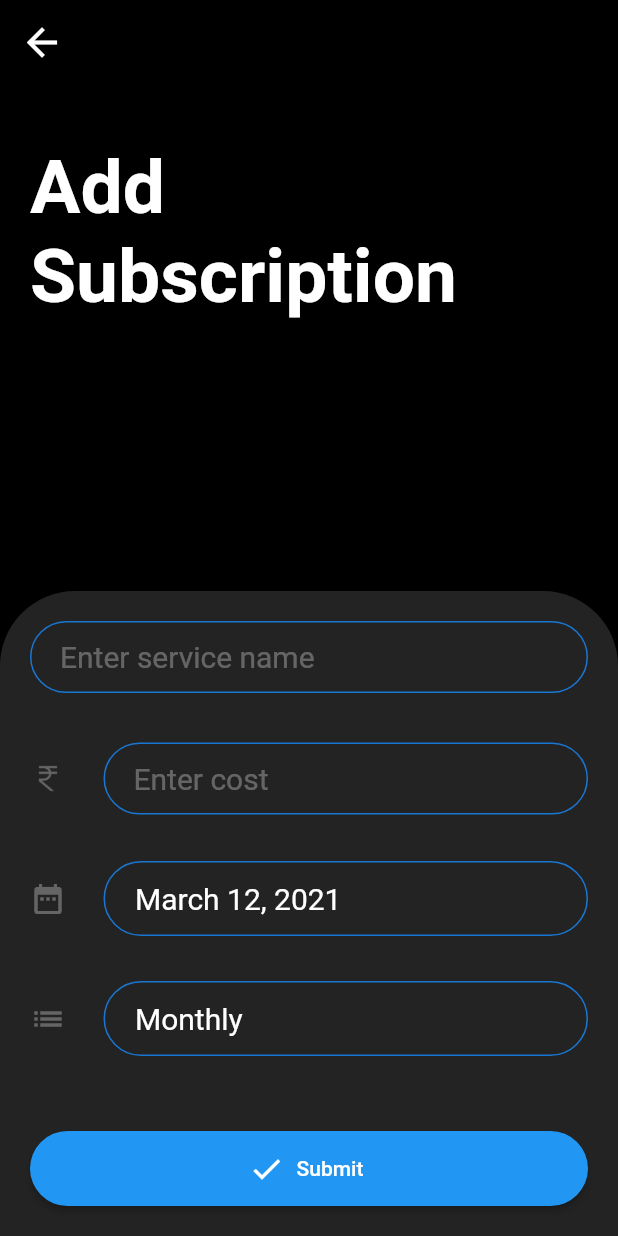
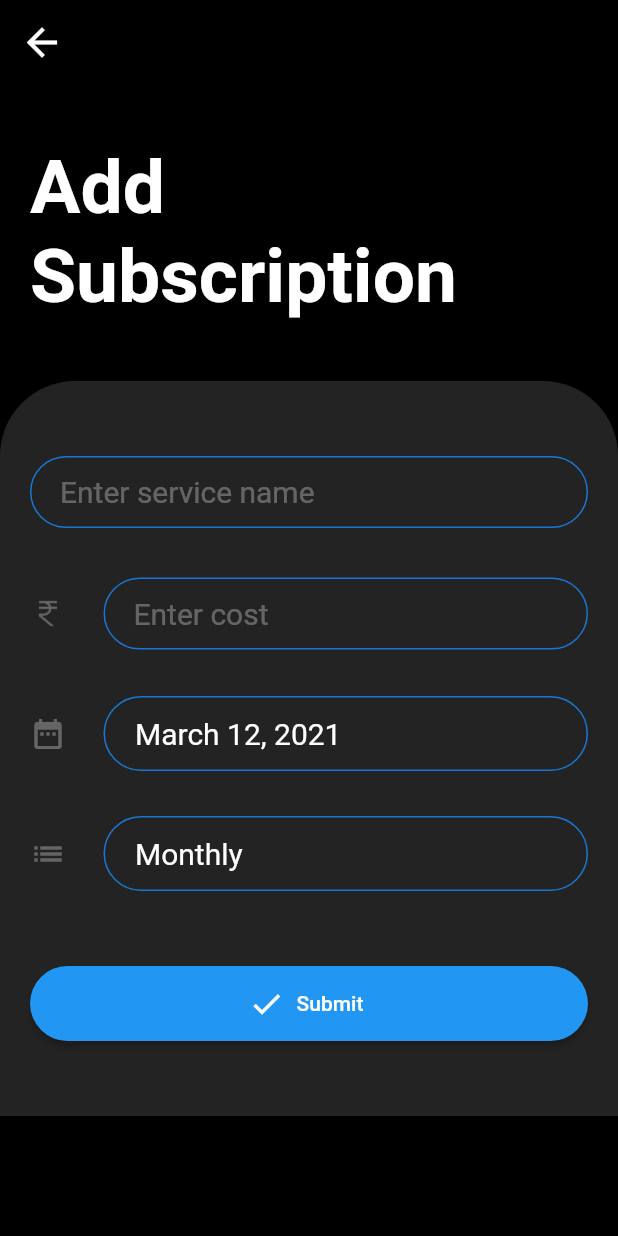
Before and after one commit to Tak1za/SubscriptionTracker, a Flutter app: the screen it shows after launch, after a tap on the "add" icon, on a phone screen of 412 x 824 dp. Run offline on Flutter 3.47's test engine with Material 2 defaults, Android fonts, the light colour scheme and no system bars; our stand-ins replace page_transition; missing offline and left inert: flutter_material_pickers.

Commit message:
Temporarily fixed screen overflow. Also fixed state management using provider

```diff
--- a/lib/main.dart
+++ b/lib/main.dart
@@ -1,5 +1,7 @@
 import 'package:flutter/material.dart';
+import 'package:provider/provider.dart';
 import 'package:subscriber/screens/home_screen.dart';
+import 'package:subscriber/state/state_manager.dart';
 
 void main() {
   runApp(MyApp());
@@ -15,6 +17,8 @@ class MyApp extends StatelessWidget {
   Widget build(BuildContext context) {
     return GestureDetector(
       onTap: () => FocusScope.of(context).requestFocus(new FocusNode()),
+      child: ChangeNotifierProvider(
+        create: (context) => StateManager(),
         child: MaterialApp(
           title: 'Subscriber',
           debugShowCheckedModeBanner: false,
@@ -26,6 +30,7 @@ class MyApp extends StatelessWidget {
           ),
           home: HomeScreen(),
         ),
+      ),
     );
   }
 }
--- a/lib/screens/add_subscription.dart
+++ b/lib/screens/add_subscription.dart
@@ -1,19 +1,10 @@
 import 'package:flutter/cupertino.dart';
 import 'package:flutter/material.dart';
-import 'package:subscriber/models/subscription.dart';
-import 'file:///D:/Development/AndroidStudioProjects/subscriber/lib/widgets/headers/add_subscription_header.dart';
 import 'package:subscriber/widgets/forms/add_subscription_form.dart';
 
-class AddSubscription extends StatefulWidget {
-  List<Subscription> subscriptions;
+import '../widgets/headers/add_subscription_header.dart';
 
-  AddSubscription({this.subscriptions});
-
-  @override
-  _AddSubscriptionState createState() => _AddSubscriptionState();
-}
-
-class _AddSubscriptionState extends State<AddSubscription> {
+class AddSubscription extends StatelessWidget {
   @override
   Widget build(BuildContext context) {
     String swipeDirection;
@@ -41,31 +32,16 @@ class _AddSubscriptionState extends State<AddSubscription> {
           centerTitle: true,
           elevation: 0.0,
         ),
-        body: Column(
-          children: <Widget>[
-            AddSubscriptionHeader(),
-            Expanded(
-              child: Container(
-                alignment: Alignment.bottomCenter,
-                child: SingleChildScrollView(
-                  child: Container(
-                    padding: EdgeInsets.fromLTRB(0.0, 0.0, 0.0, 0.0),
-                    decoration: BoxDecoration(
-                      color: Theme.of(context).scaffoldBackgroundColor,
-                      borderRadius: BorderRadius.only(
-                        topLeft: Radius.circular(50.0),
-                        topRight: Radius.circular(50.0),
-                      ),
-                    ),
-                    width: double.infinity,
-                    child: Padding(
-                        padding: EdgeInsets.all(20.0),
-                        child: AddSubscriptionForm()),
-                  ),
-                ),
-              ),
-            )
-          ],
+        body: SingleChildScrollView(
+          child: Expanded(
+            child: Column(
+              mainAxisAlignment: MainAxisAlignment.spaceBetween,
+              children: <Widget>[
+                AddSubscriptionHeader(),
+                AddSubscriptionForm(),
+              ],
+            ),
+          ),
         ),
       ),
     );
--- a/lib/screens/home_screen.dart
+++ b/lib/screens/home_screen.dart
@@ -3,24 +3,10 @@ import 'package:flutter/material.dart';
 import 'package:flutter/services.dart';
 import 'package:page_transition/page_transition.dart';
 import 'package:subscriber/screens/add_subscription.dart';
+import 'package:subscriber/widgets/all_subscriptions/all_subscriptions_list.dart';
 import 'package:subscriber/widgets/headers/all_subscriptions_header.dart';
-import 'package:subscriber/widgets/subscription_card.dart';
 
-class HomeScreen extends StatefulWidget {
-  @override
-  _HomeScreenState createState() => _HomeScreenState();
-}
-
-class _HomeScreenState extends State<HomeScreen> {
-  final List<String> _subscriptions = [
-    "Google One",
-    "Spotify",
-    "Xbox",
-    "Netflix",
-    "Amazon Prime",
-    "Hotstar",
-    "Sony Liv"
-  ];
+class HomeScreen extends StatelessWidget {
   @override
   Widget build(BuildContext context) {
     String swipeDirection;
@@ -72,17 +58,7 @@ class _HomeScreenState extends State<HomeScreen> {
         body: Column(
           children: <Widget>[
             AllSubscriptionsHeader(),
-            Expanded(
-              child: Container(
-                child: ListView.builder(
-                  scrollDirection: Axis.vertical,
-                  itemCount: _subscriptions.length,
-                  itemBuilder: (BuildContext context, int index) {
-                    return SubscriptionCard(_subscriptions[index]);
-                  },
-                ),
-              ),
-            ),
+            AllSubscriptionList(),
           ],
         ),
       ),
--- /dev/null
+++ b/lib/state/state_manager.dart
@@ -0,0 +1,13 @@
+import 'package:flutter/cupertino.dart';
+import 'package:subscriber/models/subscription.dart';
+
+class StateManager extends ChangeNotifier {
+  List<Subscription> _allSubscriptions = [];
+
+  List<Subscription> get allSubscriptions => _allSubscriptions;
+
+  void addSubscription(Subscription newSubscription) {
+    _allSubscriptions.add(newSubscription);
+    notifyListeners();
+  }
+}
--- a/lib/widgets/add_subscription/payment_date.dart
+++ b/lib/widgets/add_subscription/payment_date.dart
@@ -4,8 +4,8 @@ import 'package:intl/intl.dart';
 import 'package:subscriber/models/subscription.dart';
 
 class PaymentDate extends StatefulWidget {
-  DateTime selectedDate;
-  Subscription subscription;
+  final DateTime selectedDate;
+  final Subscription subscription;
 
   PaymentDate({
     Key key,
@@ -18,6 +18,14 @@ class PaymentDate extends StatefulWidget {
 }
 
 class _PaymentDateState extends State<PaymentDate> {
+  DateTime _selectedDate;
+
+  @override
+  void initState() {
+    _selectedDate = widget.selectedDate;
+    super.initState();
+  }
+
   @override
   Widget build(BuildContext context) {
     return Container(
@@ -47,7 +55,7 @@ class _PaymentDateState extends State<PaymentDate> {
                   borderRadius: BorderRadius.all(Radius.circular(40.0)),
                 ),
                 child: Text(
-                  DateFormat.yMMMMd().format(widget.selectedDate),
+                  DateFormat.yMMMMd().format(_selectedDate),
                   style: TextStyle(
                     fontSize: 20.0,
                     color: Colors.white,
@@ -64,14 +72,14 @@ class _PaymentDateState extends State<PaymentDate> {
   _selectDate(BuildContext context) async {
     final DateTime picked = await showDatePicker(
       context: context,
-      initialDate: widget.selectedDate,
+      initialDate: _selectedDate,
       firstDate: DateTime(2000),
       lastDate: DateTime(2025),
     );
     if (picked != null && picked != widget.selectedDate)
       setState(() {
-        widget.selectedDate = picked;
-        widget.subscription.paymentDate = widget.selectedDate;
+        _selectedDate = picked;
+        widget.subscription.paymentDate = _selectedDate;
       });
   }
 }
--- a/lib/widgets/add_subscription/service_name.dart
+++ b/lib/widgets/add_subscription/service_name.dart
@@ -3,16 +3,19 @@ import 'package:flutter/material.dart';
 import 'package:subscriber/models/subscription.dart';
 
 class ServiceName extends StatelessWidget {
-  Subscription subscription;
-  FocusNode focusSubscriptionCost;
+  final Subscription subscription;
+  final FocusNode focusSubscriptionCost;
 
-  ServiceName({Key key, @required this.subscription, this.focusSubscriptionCost}): super(key: key);
+  ServiceName(
+      {Key key, @required this.subscription, this.focusSubscriptionCost})
+      : super(key: key);
 
   @override
   Widget build(BuildContext context) {
     return Container(
       height: 60.0,
       child: TextFormField(
+        // ignore: missing_return
         validator: (String value) {
           if (value.isEmpty) {
             return 'This is not a valid value';
--- a/lib/widgets/add_subscription/submit_button.dart
+++ b/lib/widgets/add_subscription/submit_button.dart
@@ -1,23 +1,26 @@
 import 'package:flutter/cupertino.dart';
 import 'package:flutter/material.dart';
+import 'package:provider/provider.dart';
 import 'package:subscriber/models/subscription.dart';
+import 'package:subscriber/state/state_manager.dart';
 
 class SubmitButton extends StatelessWidget {
-  GlobalKey<FormState> formKey;
-  Subscription subscription;
-  DateTime selectedDate;
-  String selectedSubscriptionPeriod;
+  final GlobalKey<FormState> formKey;
+  final Subscription subscription;
+  final DateTime selectedDate;
+  final String selectedSubscriptionPeriod;
 
-  SubmitButton(
-      {Key key,
-      @required this.formKey,
-      this.selectedDate,
-      this.selectedSubscriptionPeriod,
-      this.subscription})
-      : super(key: key);
+  SubmitButton({
+    Key key,
+    @required this.formKey,
+    this.selectedDate,
+    this.selectedSubscriptionPeriod,
+    this.subscription,
+  }) : super(key: key);
 
   @override
   Widget build(BuildContext context) {
+    var stateManager = Provider.of<StateManager>(context, listen: false);
     return Container(
       width: double.infinity,
       height: 50.0,
@@ -25,12 +28,8 @@ class SubmitButton extends StatelessWidget {
         onPressed: () {
           if (formKey.currentState.validate()) {
             formKey.currentState.save();
-            print("Service Name: " + subscription.serviceName);
-            print("Subscription Cost: " +
-                subscription.subscriptionCost.toString());
-            print("Subscription Payment Date: " +
-                subscription.paymentDate.toString());
-            print("Subscription Period: " + subscription.subscriptionPeriod);
+            stateManager.addSubscription(subscription);
+            Navigator.pop(context);
           }
         },
         icon: Icon(Icons.check),
--- a/lib/widgets/add_subscription/subscription_cost.dart
+++ b/lib/widgets/add_subscription/subscription_cost.dart
@@ -3,8 +3,8 @@ import 'package:flutter/material.dart';
 import 'package:subscriber/models/subscription.dart';
 
 class SubscriptionCost extends StatelessWidget {
-  Subscription subscription;
-  FocusNode focusSubscriptionCost;
+  final Subscription subscription;
+  final FocusNode focusSubscriptionCost;
 
   SubscriptionCost({
     Key key,
@@ -32,6 +32,7 @@ class SubscriptionCost extends StatelessWidget {
             alignment: Alignment.centerLeft,
             height: 50.0,
             child: TextFormField(
+              // ignore: missing_return
               validator: (String value) {
                 if (int.tryParse(value) == 0 || value.isEmpty) {
                   return 'This is not a valid value';
--- a/lib/widgets/add_subscription/subscription_period_widget.dart
+++ b/lib/widgets/add_subscription/subscription_period_widget.dart
@@ -4,14 +4,14 @@ import 'package:flutter_material_pickers/helpers/show_scroll_picker.dart';
 import 'package:subscriber/models/subscription.dart';
 
 class SubscriptionPeriodWidget extends StatefulWidget {
-  String selectedSubscriptionPeriod;
-  Subscription subscription;
+  final String selectedSubscriptionPeriod;
+  final Subscription subscription;
 
-  SubscriptionPeriodWidget(
-      {Key key,
-      this.selectedSubscriptionPeriod,
-      @required this.subscription})
-      : super(key: key);
+  SubscriptionPeriodWidget({
+    Key key,
+    this.selectedSubscriptionPeriod,
+    @required this.subscription,
+  }) : super(key: key);
 
   @override
   _SubscriptionPeriodWidgetState createState() =>
@@ -27,6 +27,13 @@ class _SubscriptionPeriodWidgetState extends State<SubscriptionPeriodWidget> {
     "Biannual",
     "Annually",
   ];
+  String _selectedSubscriptionPeriod;
+
+  @override
+  void initState() {
+    _selectedSubscriptionPeriod = widget.selectedSubscriptionPeriod;
+    super.initState();
+  }
 
   @override
   Widget build(BuildContext context) {
@@ -57,7 +64,7 @@ class _SubscriptionPeriodWidgetState extends State<SubscriptionPeriodWidget> {
                   borderRadius: BorderRadius.all(Radius.circular(40.0)),
                 ),
                 child: Text(
-                  widget.selectedSubscriptionPeriod,
+                  _selectedSubscriptionPeriod,
                   style: TextStyle(
                     fontSize: 20.0,
                     color: Colors.white,
@@ -78,9 +85,8 @@ class _SubscriptionPeriodWidgetState extends State<SubscriptionPeriodWidget> {
       items: _subscriptionPeriods,
       selectedItem: widget.selectedSubscriptionPeriod,
       onChanged: (value) => setState(() {
-        widget.selectedSubscriptionPeriod = value;
-        widget.subscription.subscriptionPeriod =
-            widget.selectedSubscriptionPeriod;
+        _selectedSubscriptionPeriod = value;
+        widget.subscription.subscriptionPeriod = _selectedSubscriptionPeriod;
       }),
     );
   }
--- /dev/null
+++ b/lib/widgets/all_subscriptions/all_subscriptions_list.dart
@@ -0,0 +1,25 @@
+import 'package:flutter/material.dart';
+import 'package:provider/provider.dart';
+import 'package:subscriber/state/state_manager.dart';
+import 'package:subscriber/widgets/all_subscriptions/subscription_card.dart';
+
+class AllSubscriptionList extends StatelessWidget {
+  @override
+  Widget build(BuildContext context) {
+    return Expanded(
+      child: Container(
+        child: Consumer<StateManager>(
+          builder: (context, stateManager, _) => ListView.builder(
+            scrollDirection: Axis.vertical,
+            itemCount: stateManager.allSubscriptions.length,
+            itemBuilder: (BuildContext context, int index) {
+              return SubscriptionCard(
+                subscription: stateManager.allSubscriptions[index].serviceName,
+              );
+            },
+          ),
+        ),
+      ),
+    );
+  }
+}
--- a/lib/widgets/subscription_card.dart
+++ b/lib/widgets/all_subscriptions/subscription_card.dart
@@ -2,9 +2,9 @@ import 'package:flutter/cupertino.dart';
 import 'package:flutter/material.dart';
 
 class SubscriptionCard extends StatelessWidget {
-  final String _subscription;
+  final String subscription;
 
-  SubscriptionCard(this._subscription);
+  SubscriptionCard({Key key, @required this.subscription}) : super(key: key);
 
   @override
   Widget build(BuildContext context) {
@@ -22,7 +22,7 @@ class SubscriptionCard extends StatelessWidget {
         child: Padding(
           padding: EdgeInsets.all(20.0),
           child: Text(
-            _subscription,
+            subscription,
             style: TextStyle(
               fontSize: 20.0,
               fontWeight: FontWeight.bold,
--- a/lib/widgets/forms/add_subscription_form.dart
+++ b/lib/widgets/forms/add_subscription_form.dart
@@ -1,4 +1,5 @@
 import 'package:flutter/cupertino.dart';
+import 'package:flutter/material.dart';
 import 'package:subscriber/models/subscription.dart';
 import 'package:subscriber/widgets/add_subscription/payment_date.dart';
 import 'package:subscriber/widgets/add_subscription/service_name.dart';
@@ -6,22 +7,28 @@ import 'package:subscriber/widgets/add_subscription/submit_button.dart';
 import 'package:subscriber/widgets/add_subscription/subscription_cost.dart';
 import 'package:subscriber/widgets/add_subscription/subscription_period_widget.dart';
 
-class AddSubscriptionForm extends StatefulWidget {
-  @override
-  _AddSubscriptionFormState createState() => _AddSubscriptionFormState();
-}
-
-class _AddSubscriptionFormState extends State<AddSubscriptionForm> {
+class AddSubscriptionForm extends StatelessWidget {
   final focusSubscriptionCost = FocusNode();
-  DateTime _selectedDate = DateTime.now();
-  String _selectedSubscriptionPeriod = "Monthly";
-
+  final DateTime _selectedDate = DateTime.now();
+  final String _selectedSubscriptionPeriod = "Monthly";
   final _formKey = GlobalKey<FormState>();
-  Subscription subscription = Subscription();
+  final Subscription subscription = Subscription();
 
   @override
   Widget build(BuildContext context) {
-    return Form(
+    return Container(
+      padding: EdgeInsets.all(0.0),
+      decoration: BoxDecoration(
+        color: Theme.of(context).scaffoldBackgroundColor,
+        borderRadius: BorderRadius.only(
+          topLeft: Radius.circular(50.0),
+          topRight: Radius.circular(50.0),
+        ),
+      ),
+      width: double.infinity,
+      child: Padding(
+        padding: EdgeInsets.fromLTRB(20.0, 50.0, 20.0, 50.0),
+        child: Form(
           key: _formKey,
           child: Column(
             children: <Widget>[
@@ -53,6 +60,8 @@ class _AddSubscriptionFormState extends State<AddSubscriptionForm> {
               ),
             ],
           ),
+        ),
+      ),
     );
   }
 }
--- a/pubspec.yaml
+++ b/pubspec.yaml
@@ -28,6 +28,7 @@ dependencies:
     git: git://github.com/yangyxd/flutter_picker.git
   flutter_material_pickers: ^1.9.2
   page_transition: ^1.1.7+6
+  provider: ^5.0.0
 
 
   # The following adds the Cupertino Icons font to your application.
```
Also changed, not shown: pubspec.lock. Lines whose indentation alone changed are shown as unchanged.
